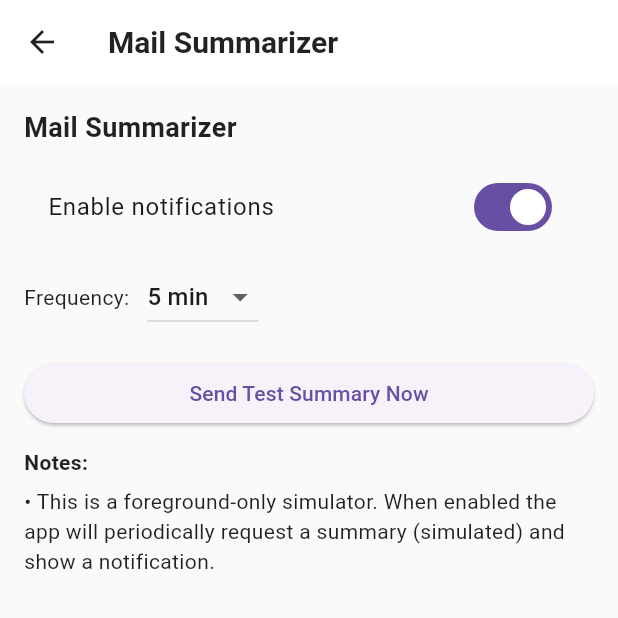
After one commit to praneeth-alaghari/AppSage, a Flutter app: the MailSummarizerScreen screen opened directly, after a tap on "Enable notifications", after a tap on "Send Test Summary Now", on a phone screen of 412 x 824 dp, the top half of it. The commit adds this screen. Run offline on Flutter 3.47's test engine with Material 3 defaults, Android fonts, the phone set to English and light mode, and no system bars; our stand-ins replace fl_chart, flutter_local_notifications, flutter_secure_storage, permission_handler; missing offline and left inert: android_intent_plus, app_usage, workmanager; accounts and stored records are empty; network calls fail; statements that could not run were skipped.

Commit message:
mail summarizer return summary by connecting to Ec2 backend instance via flask end point

```diff
--- a/app_sage/lib/main.dart
+++ b/app_sage/lib/main.dart
@@ -10,6 +10,7 @@ import 'services/scheduler_service.dart' as scheduler;
 import 'services/theme_service.dart';
 import 'services/platform_service.dart';
 import 'ui/usage_list_screen.dart';
+import 'ui/mail_summarizer_screen.dart';
 import 'package:flutter_secure_storage/flutter_secure_storage.dart';
 import 'ui/usage_monitor_screen.dart';
 // 'UsageAnalyticsScreen' moved into Notifications flow; import when used from that screen.
@@ -358,29 +359,7 @@ class _HomePageState extends State<HomePage> {
                             Icons.mail_outline,
                             Colors.blue,
                             () => Navigator.of(context).push(
-                              MaterialPageRoute(
-                                builder: (_) => Scaffold(
-                                  appBar: AppBar(title: const Text('Mail Summarizer')),
-                                  body: const Center(
-                                    child: Column(
-                                      mainAxisAlignment: MainAxisAlignment.center,
-                                      children: [
-                                        Icon(Icons.construction, size: 64, color: Colors.grey),
-                                        SizedBox(height: 16),
-                                        Text(
-                                          'Coming Soon!',
-                                          style: TextStyle(fontSize: 24, fontWeight: FontWeight.bold),
-                                        ),
-                                        SizedBox(height: 8),
-                                        Text(
-                                          'AI-powered email summarization',
-                                          style: TextStyle(color: Colors.grey),
-                                        ),
-                                      ],
-                                    ),
-                                  ),
-                                ),
-                              ),
+                              MaterialPageRoute(builder: (_) => const MailSummarizerScreen()),
                             ),
                             isDark,
                           ),
--- /dev/null
+++ b/app_sage/lib/ui/mail_summarizer_screen.dart
@@ -0,0 +1,146 @@
+import 'dart:async';
+import 'package:flutter/material.dart';
+import 'package:http/http.dart' as http;
+import '../services/notification_service.dart';
+
+/// MailSummarizerScreen
+///
+/// Provides a simple UI to enable/disable periodic mail summarizer notifications
+/// and select the frequency. When enabled this screen starts a foreground Timer
+/// that simulates fetching a summary (returns the string 'Dummy output') and
+/// posts a local notification using the app's central notification service.
+class MailSummarizerScreen extends StatefulWidget {
+  const MailSummarizerScreen({super.key});
+
+  @override
+  State<MailSummarizerScreen> createState() => _MailSummarizerScreenState();
+}
+
+class _MailSummarizerScreenState extends State<MailSummarizerScreen> {
+  bool _enabled = false;
+  int _minutes = 5; // default 5 min
+  Timer? _timer;
+
+  final List<int> _options = const [1, 5, 15, 60, 360, 720, 1440];
+
+  @override
+  void dispose() {
+    _stopTimer();
+    super.dispose();
+  }
+
+  String _labelFor(int minutes) {
+    if (minutes < 60) return '$minutes min';
+    final h = (minutes / 60).round();
+    return '$h hr${h > 1 ? 's' : ''}';
+  }
+
+  void _startTimer() {
+    _stopTimer();
+    // Start periodic timer in foreground. First trigger after selected interval.
+    _timer = Timer.periodic(Duration(minutes: _minutes), (_) async {
+      final summary = await _fetchDummySummary();
+      // Post a notification with the dummy output
+      await showSimpleDebugNotification(summary, payload: 'mail_summarizer');
+    });
+    // Inform user that scheduling started
+    if (mounted) {
+      showSimpleDebugNotification('Mail Summarizer scheduled every ${_labelFor(_minutes)}');
+    }
+  }
+
+  void _stopTimer() {
+    _timer?.cancel();
+    _timer = null;
+    // Inform user that scheduling stopped
+    if (mounted) showSimpleDebugNotification('Mail Summarizer stopped');
+  }
+
+  /// Simulates a network request to a remote LLM service for summarizing mail.
+  /// For now this function simply returns the fixed string 'Dummy output' after
+  /// a short artificial delay to mimic network latency.
+  Future<String> _fetchDummySummary() async {
+    // Simulate a request to a dummy external URL. We don't rely on the
+    // response for now — the service will return a fixed "Dummy output".
+    try {
+      final uri = Uri.parse('http://52.66.142.248:5000/run-mail-summarizer');
+      final response = await http.get(uri).timeout(const Duration(seconds: 20));
+
+      if (response.statusCode == 200) {
+        // Assuming the response body has the summary directly, or parse as needed
+        return response.body; // or decode it if it's JSON
+      } else {
+        // Handle different status codes as needed
+        return 'Error: ${response.statusCode}';
+      }
+
+    } catch (_) {
+      // ignore network errors — we always fallback to dummy output
+    }
+    // Artificial small delay to mimic processing
+    await Future.delayed(const Duration(milliseconds: 2000));
+    return 'Dummy output';
+  }
+
+  @override
+  Widget build(BuildContext context) {
+    return Scaffold(
+      appBar: AppBar(title: const Text('Mail Summarizer')),
+      body: Padding(
+        padding: const EdgeInsets.all(16.0),
+        child: Column(
+          crossAxisAlignment: CrossAxisAlignment.stretch,
+          children: [
+            const Text('Mail Summarizer', style: TextStyle(fontSize: 18, fontWeight: FontWeight.bold)),
+            const SizedBox(height: 12),
+            SwitchListTile(
+              title: const Text('Enable notifications'),
+              value: _enabled,
+              onChanged: (v) {
+                setState(() => _enabled = v);
+                if (v) {
+                  _startTimer();
+                } else {
+                  _stopTimer();
+                }
+              },
+            ),
+            const SizedBox(height: 8),
+            if (_enabled)
+              Row(
+                children: [
+                  const Text('Frequency:'),
+                  const SizedBox(width: 12),
+                  DropdownButton<int>(
+                    value: _minutes,
+                    items: _options.map((m) => DropdownMenuItem(value: m, child: Text(_labelFor(m)))).toList(),
+                    onChanged: (v) {
+                      if (v == null) return;
+                      setState(() => _minutes = v);
+                      // Restart timer with new frequency
+                      if (_enabled) {
+                        _startTimer();
+                      }
+                    },
+                  ),
+                ],
+              ),
+            const SizedBox(height: 16),
+            ElevatedButton(
+              onPressed: () async {
+                // Manual trigger for testing
+                final summary = await _fetchDummySummary();
+                await showSimpleDebugNotification(summary, payload: 'mail_summarizer_manual');
+              },
+              child: const Text('Send Test Summary Now'),
+            ),
+            const SizedBox(height: 12),
+            const Text('Notes:', style: TextStyle(fontWeight: FontWeight.bold)),
+            const SizedBox(height: 6),
+            const Text('• This is a foreground-only simulator. When enabled the app will periodically request a summary (simulated) and show a notification.'),
+          ],
+        ),
+      ),
+    );
+  }
+}
```
Also changed, not shown: 1 other file.
